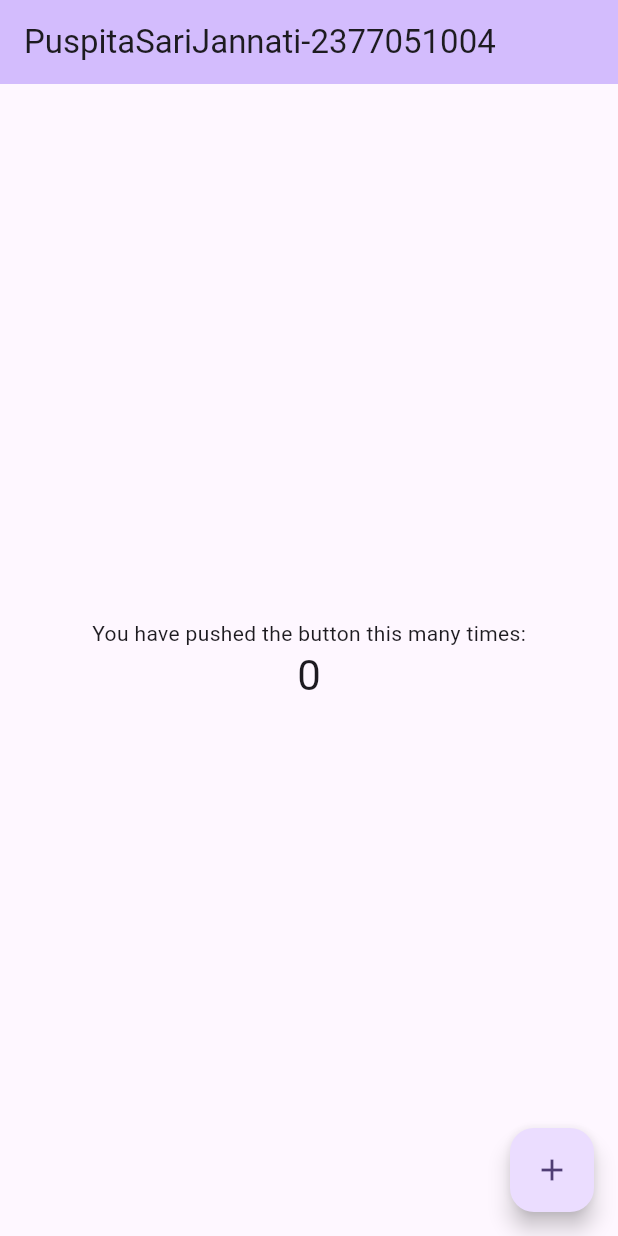
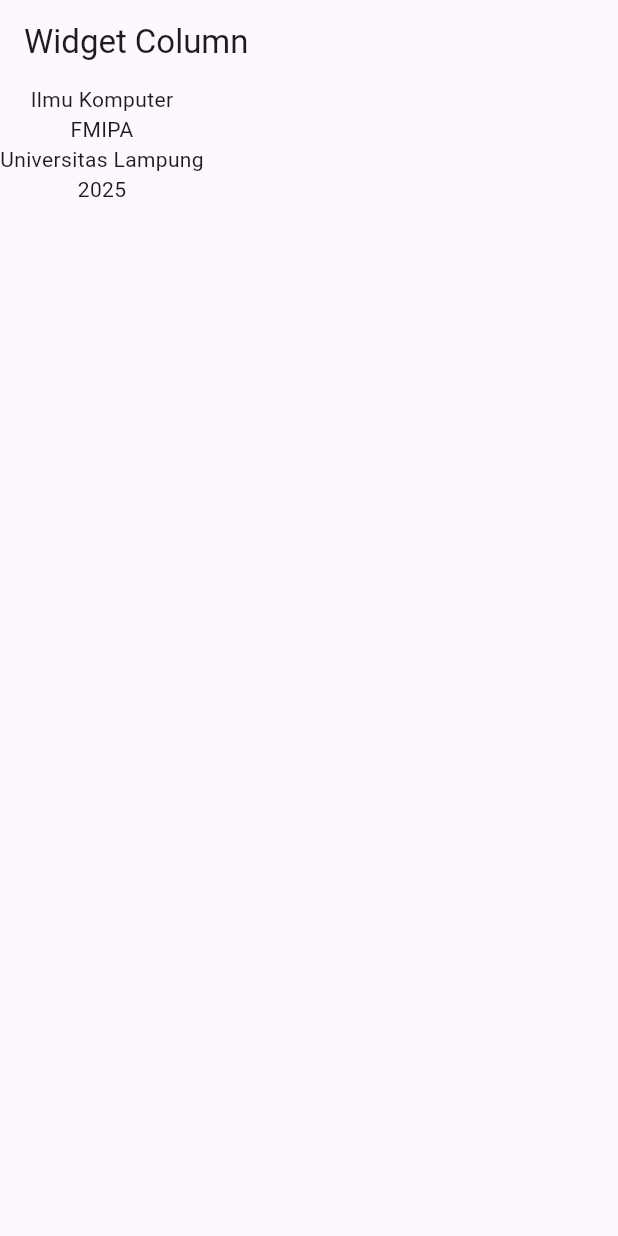
Before and after one commit to puspitajannatisari5/prak-mobilelanjut-2377051004, a Flutter app: the screen it shows after launch, on a phone screen of 412 x 824 dp. Run offline on Flutter 3.47's test engine with Material 3 defaults, Android fonts, the phone set to English and light mode, and no system bars.

Commit message:
Pertemuan 3: Basic Widget

```diff
--- /dev/null
+++ b/lib/column_widget.dart
@@ -0,0 +1,22 @@
+import 'package:flutter/material.dart';
+
+class ColumnWidget extends StatelessWidget {
+  const ColumnWidget({Key? key}) : super(key: key);
+
+  @override
+  Widget build(BuildContext context) {
+    return Scaffold(
+      appBar: AppBar(
+        title: const Text('Widget Column'),
+      ),
+      body: const Column(
+        children: [
+          Text('Ilmu Komputer'),
+          Text('FMIPA'),
+          Text('Universitas Lampung'),
+          Text('2025'),
+        ],
+      ),
+    );
+  }
+}
--- a/lib/main.dart
+++ b/lib/main.dart
@@ -1,5 +1,7 @@
 import 'package:flutter/material.dart';
-
+import 'package:myapp/column_widget.dart';
+import 'package:myapp/row_widget.dart';
+import 'package:myapp/basic_widget.dart';
 void main() {
   runApp(const MyApp());
 }
@@ -7,116 +9,15 @@ void main() {
 class MyApp extends StatelessWidget {
   const MyApp({super.key});
 
-  // This widget is the root of your application.
   @override
   Widget build(BuildContext context) {
     return MaterialApp(
-      title: 'Flutter Demo',
+      title: 'Praktikum Mobile Lanjut',
       theme: ThemeData(
-        // This is the theme of your application.
-        //
-        // TRY THIS: Try running your application with "flutter run". You'll see
-        // the application has a purple toolbar. Then, without quitting the app,
-        // try changing the seedColor in the colorScheme below to Colors.green
-        // and then invoke "hot reload" (save your changes or press the "hot
-        // reload" button in a Flutter-supported IDE, or press "r" if you used
-        // the command line to start the app).
-        //
-        // Notice that the counter didn't reset back to zero; the application
-        // state is not lost during the reload. To reset the state, use hot
-        // restart instead.
-        //
-        // This works for code too, not just values: Most code changes can be
-        // tested with just a hot reload.
         colorScheme: ColorScheme.fromSeed(seedColor: Colors.deepPurple),
-      ),
-      home: const MyHomePage(title: 'PuspitaSariJannati-2377051004'),
-    );
+        useMaterial3: true,
+      ), // ThemeData
+      home: const ColumnWidget(),
+    ); // MaterialApp
   }
 }
-
-class MyHomePage extends StatefulWidget {
-  const MyHomePage({super.key, required this.title});
-
-  // This widget is the home page of your application. It is stateful, meaning
-  // that it has a State object (defined below) that contains fields that affect
-  // how it looks.
-
-  // This class is the configuration for the state. It holds the values (in this
-  // case the title) provided by the parent (in this case the App widget) and
-  // used by the build method of the State. Fields in a Widget subclass are
-  // always marked "final".
-
-  final String title;
-
-  @override
-  State<MyHomePage> createState() => _MyHomePageState();
-}
-
-class _MyHomePageState extends State<MyHomePage> {
-  int _counter = 0;
-
-  void _incrementCounter() {
-    setState(() {
-      // This call to setState tells the Flutter framework that something has
-      // changed in this State, which causes it to rerun the build method below
-      // so that the display can reflect the updated values. If we changed
-      // _counter without calling setState(), then the build method would not be
-      // called again, and so nothing would appear to happen.
-      _counter++;
-    });
-  }
-
-  @override
-  Widget build(BuildContext context) {
-    // This method is rerun every time setState is called, for instance as done
-    // by the _incrementCounter method above.
-    //
-    // The Flutter framework has been optimized to make rerunning build methods
-    // fast, so that you can just rebuild anything that needs updating rather
-    // than having to individually change instances of widgets.
-    return Scaffold(
-      appBar: AppBar(
-        // TRY THIS: Try changing the color here to a specific color (to
-        // Colors.amber, perhaps?) and trigger a hot reload to see the AppBar
-        // change color while the other colors stay the same.
-        backgroundColor: Theme.of(context).colorScheme.inversePrimary,
-        // Here we take the value from the MyHomePage object that was created by
-        // the App.build method, and use it to set our appbar title.
-        title: Text(widget.title),
-      ),
-      body: Center(
-        // Center is a layout widget. It takes a single child and positions it
-        // in the middle of the parent.
-        child: Column(
-          // Column is also a layout widget. It takes a list of children and
-          // arranges them vertically. By default, it sizes itself to fit its
-          // children horizontally, and tries to be as tall as its parent.
-          //
-          // Column has various properties to control how it sizes itself and
-          // how it positions its children. Here we use mainAxisAlignment to
-          // center the children vertically; the main axis here is the vertical
-          // axis because Columns are vertical (the cross axis would be
-          // horizontal).
-          //
-          // TRY THIS: Invoke "debug painting" (choose the "Toggle Debug Paint"
-          // action in the IDE, or press "p" in the console), to see the
-          // wireframe for each widget.
-          mainAxisAlignment: MainAxisAlignment.center,
-          children: <Widget>[
-            const Text('You have pushed the button this many times:'),
-            Text(
-              '$_counter',
-              style: Theme.of(context).textTheme.headlineMedium,
-            ),
-          ],
-        ),
-      ),
-      floatingActionButton: FloatingActionButton(
-        onPressed: _incrementCounter,
-        tooltip: 'Increment',
-        child: const Icon(Icons.add),
-      ), // This trailing comma makes auto-formatting nicer for build methods.
-    );
-  }
-}
--- /dev/null
+++ b/lib/row_widget.dart
@@ -0,0 +1,22 @@
+import 'package:flutter/material.dart';
+
+class RowWidget extends StatelessWidget {
+  const RowWidget({Key? key}) : super(key: key);
+
+  @override
+  Widget build(BuildContext context){
+    return Scaffold(
+      appBar: AppBar(
+        title: const Text('Widget Row'),
+      ),
+      body: Row(
+        children: const [
+          Text('Ilmu Komputer '),
+          Text('FMIPA '),
+          Text('Universitas Lampung '),
+          Text('2025 '),
+        ],
+      ),
+    );
+  }
+}
--- a/pubspec.yaml
+++ b/pubspec.yaml
@@ -58,7 +58,8 @@ flutter:
   uses-material-design: true
 
   # To add assets to your application, add an assets section, like this:
-  # assets:
+   assets:
+   - assets/images/
   #   - images/a_dot_burr.jpeg
   #   - images/a_dot_ham.jpeg
 
```
Also changed, not shown: lib/basic_widget.dart (added, +31 -0 lines), 1 other file.
